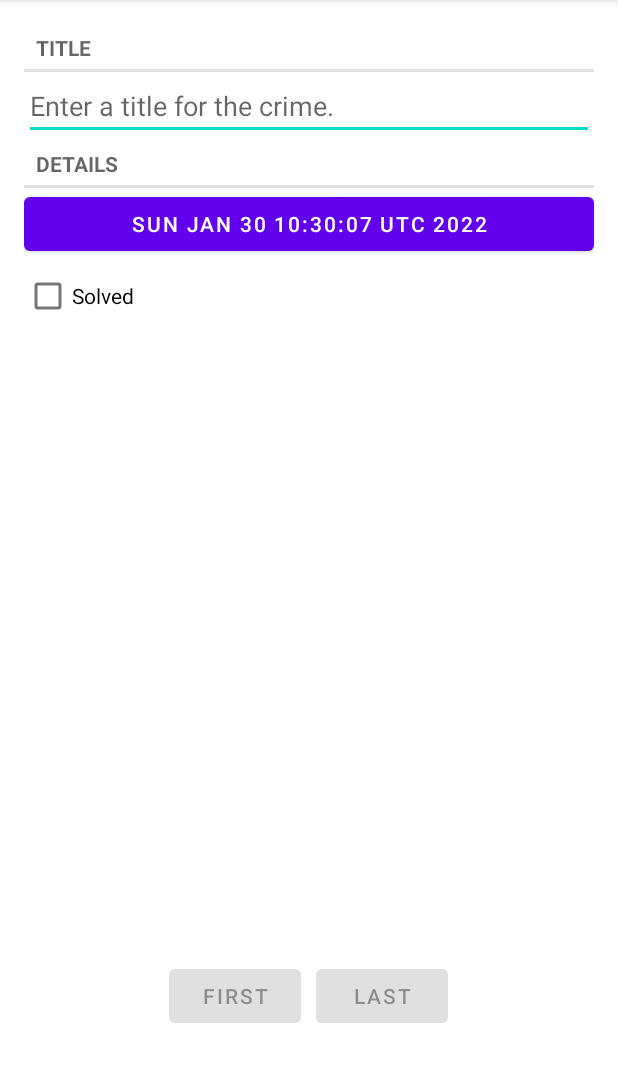
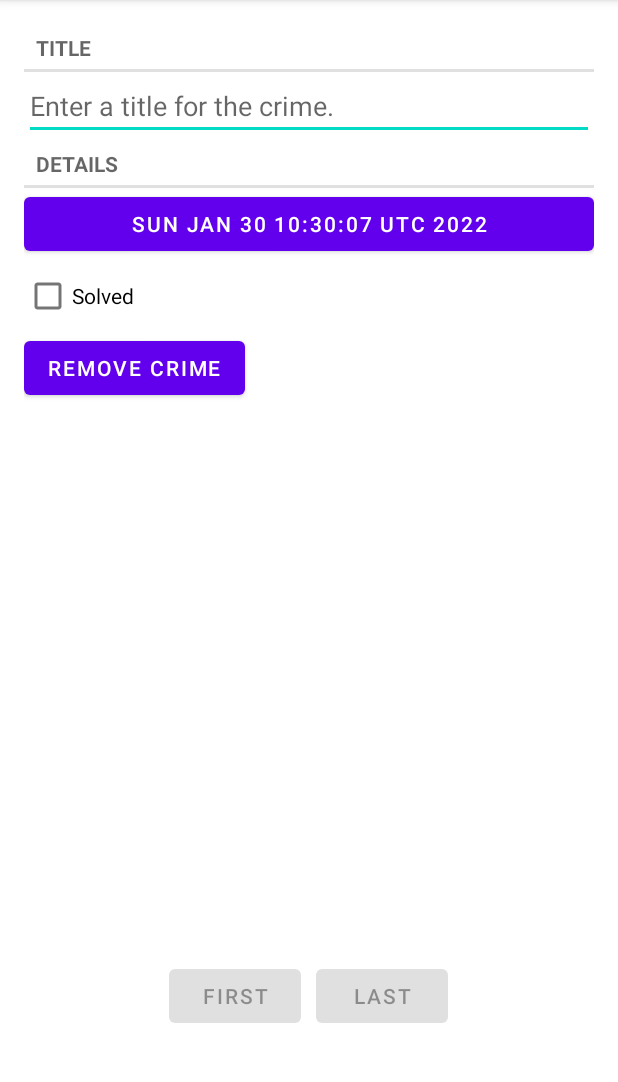
Before and after one commit to henrycai0317/CriminalIntent, an Android app: the CrimeFragment screen opened directly, with no data from a screen before it, on a phone screen of 412 x 824 dp, the part 84-1166 px from its top. Run offline under Robolectric (Android 15) with nearby library versions, the phone set to English and light mode, and no system bars.

Commit message:
新增Remove Crime Button設計

```diff
--- a/app/src/main/java/com/henry/criminalintent/CrimeFragment.java
+++ b/app/src/main/java/com/henry/criminalintent/CrimeFragment.java
@@ -30,6 +30,7 @@ public class CrimeFragment extends Fragment {
     private static final String DIALOG_DATE = "DialogDate";
 
     private static final int REQUEST_DATE = 0;
+    private Button mBtRemoveCrime;
 
     public static CrimeFragment newInstance(UUID crimeId){
         Bundle args = new Bundle();
@@ -101,6 +102,15 @@ public class CrimeFragment extends Fragment {
             }
         });
 
+        mBtRemoveCrime = (Button) v.findViewById(R.id.remove_crime);
+        mBtRemoveCrime.setOnClickListener(new View.OnClickListener() {
+            @Override
+            public void onClick(View view) {
+                CrimeLab.get(getActivity()).removeCrime(mCrime);
+                getActivity().finish();
+            }
+        });
+
         return v;
     }
 
--- a/app/src/main/java/com/henry/criminalintent/CrimeLab.java
+++ b/app/src/main/java/com/henry/criminalintent/CrimeLab.java
@@ -25,6 +25,10 @@ public class CrimeLab {
         mCrimes.add(c);
     }
 
+    public void removeCrime(Crime c){
+        mCrimes.remove(c);
+    }
+
     public List<Crime> getCrimes(){
         return  mCrimes;
     }
--- a/app/src/main/res/layout/fragment_crime.xml
+++ b/app/src/main/res/layout/fragment_crime.xml
@@ -33,4 +33,10 @@
         android:layout_height="wrap_content"
         android:text="@string/crime_solve_label"/>
 
+    <Button
+        android:id="@+id/remove_crime"
+        android:layout_width="wrap_content"
+        android:layout_height="wrap_content"
+        android:text="Remove Crime"/>
+
 </LinearLayout>
```
